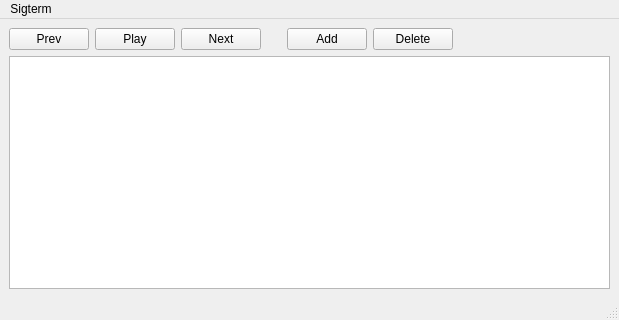
Old version of the form sigterm/src/main/mainwindow.ui in the repository pweiskircher/Sigterm.
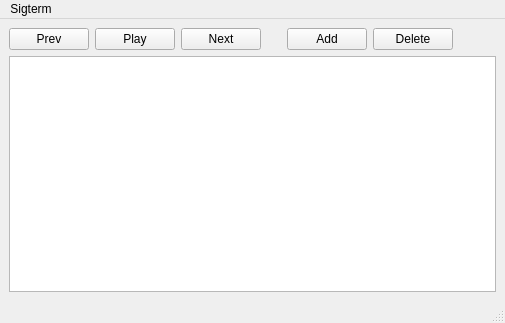
New version of the form.

```diff
--- a/sigterm/src/main/mainwindow.ui
+++ b/sigterm/src/main/mainwindow.ui
@@ -8,8 +8,8 @@
    <rect>
     <x>0</x>
     <y>0</y>
-    <width>619</width>
-    <height>320</height>
+    <width>505</width>
+    <height>323</height>
    </rect>
   </property>
   <property name="windowTitle" >
@@ -117,7 +117,7 @@
     <rect>
      <x>0</x>
      <y>0</y>
-     <width>619</width>
+     <width>505</width>
      <height>30</height>
     </rect>
    </property>
@@ -141,8 +141,8 @@
    <property name="geometry" >
     <rect>
      <x>0</x>
-     <y>298</y>
-     <width>619</width>
+     <y>301</y>
+     <width>505</width>
      <height>22</height>
     </rect>
    </property>
```
Left out of the diff: 2 changed lines with no effect on the pictures.
